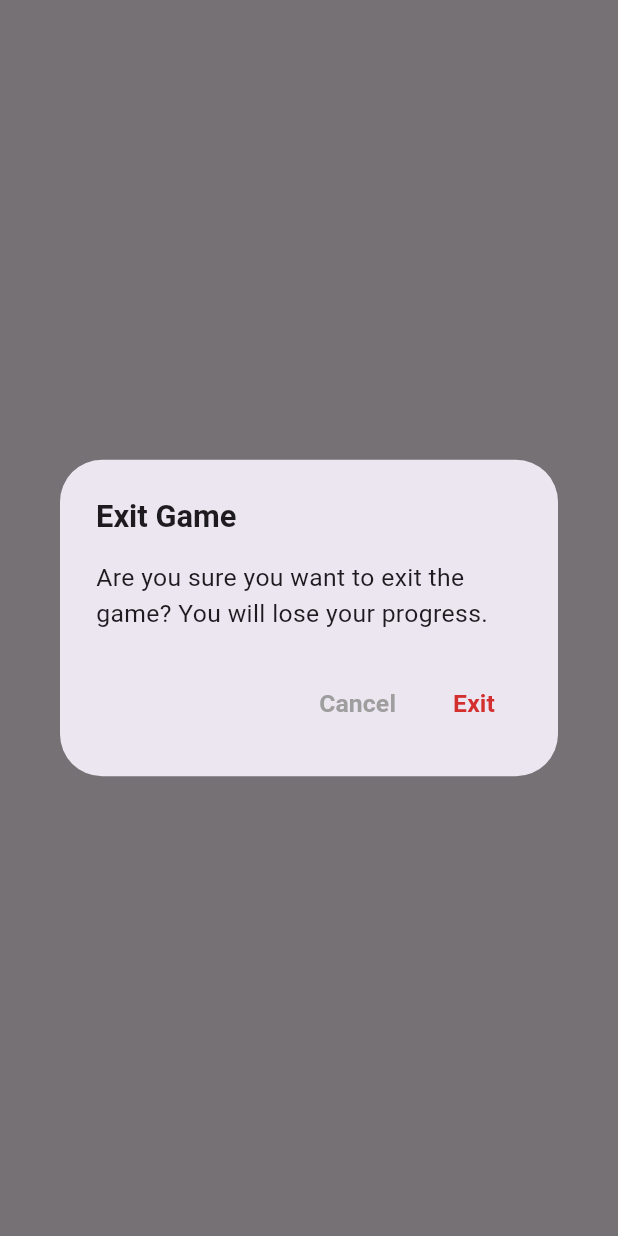
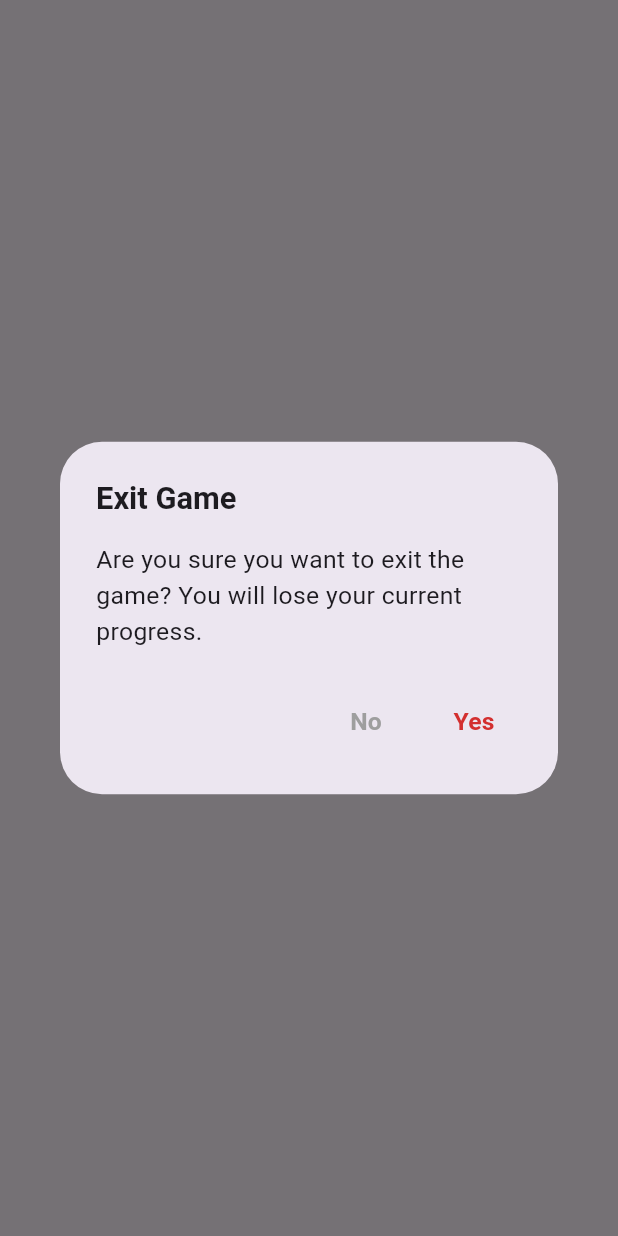
Before and after one commit to recepsenoglu/minesweeper, a Flutter app: what exitGame() shows on an empty page, opened directly with empty values, on a phone screen of 412 x 824 dp. Run offline on Flutter 3.47's test engine with Material 3 defaults, Android fonts, the phone set to English and light mode, and no system bars; our stand-ins replace easy_localization, google_fonts, in_app_review, just_audio, share_plus, shared_preferences; accounts and stored records are empty.

Commit message:
popups fxed

```diff
--- a/assets/translations/en-US.json
+++ b/assets/translations/en-US.json
@@ -22,6 +22,13 @@
     "winRate": "Win Rate",
     "bestTime": "Best Time",
     "averageTime": "Average Time",
+    "statisticsError": "There has been an error getting statistics. Please try again later.",
 
-    "statisticsError": "There has been an error getting statistics. Please try again later."
+    "exitGame": "Exit Game",
+    "exitGameMessage": "Are you sure you want to exit the game? You will lose your current progress.",
+    "yes": "Yes",
+    "no": "No",
+    "skip": "Skip",
+    "playAgain": "Play Again",
+    "tryAgain": "Try Again"
 }
--- a/lib/view/game_view/game_view.dart
+++ b/lib/view/game_view/game_view.dart
@@ -46,7 +46,6 @@ class _GameViewState extends State<GameView> with WidgetsBindingObserver {
         return PopScope(
           canPop: !gameController.gameHasStarted,
           onPopInvoked: (popped) {
-            debugPrint('GameView: PopScope: onPopInvoked: popped: $popped');
             gameController.exitGame(context);
           },
           child: Scaffold(
--- a/lib/view/game_view/top_bar.dart
+++ b/lib/view/game_view/top_bar.dart
@@ -1,3 +1,4 @@
+import 'package:easy_localization/easy_localization.dart';
 import 'package:flutter/material.dart';
 import 'package:provider/provider.dart';
 
@@ -137,7 +138,7 @@ class DifficultySettings extends StatelessWidget {
               value: value,
               child: FittedBox(
                 child: Text(
-                  value.name.capitalizeFirst(),
+                  value.name.tr().capitalizeFirst(),
                   style: TextStyle(
                     color: Colors.black,
                     fontWeight: FontWeight.bold,
--- a/lib/view/statistics_view/statistics_view.dart
+++ b/lib/view/statistics_view/statistics_view.dart
@@ -4,7 +4,6 @@ import 'package:flutter/material.dart';
 import '../../utils/game_colors.dart';
 import '../../utils/game_consts.dart';
 import '../../utils/game_sizes.dart';
-import '../../utils/game_strings.dart';
 import 'stats_table.dart';
 
 class StatisticsView extends StatelessWidget {
--- a/lib/widgets/game_popup_screen.dart
+++ b/lib/widgets/game_popup_screen.dart
@@ -1,3 +1,4 @@
+import 'package:easy_localization/easy_localization.dart';
 import 'package:flutter/material.dart';
 import 'package:minesweeper/utils/exports.dart';
 
@@ -35,8 +36,9 @@ class GamePopupScreen {
             Container(
               height: GameSizes.getWidth(0.8),
               decoration: BoxDecoration(
-                  color: GameColors.popupBackground,
-                  borderRadius: GameSizes.getRadius(16)),
+                color: GameColors.popupBackground,
+                borderRadius: GameSizes.getRadius(16),
+              ),
               child: Stack(
                 children: [
                   Positioned(
@@ -93,7 +95,7 @@ class GamePopupScreen {
               ),
             ),
             SizedBox(height: GameSizes.getHeight(0.02)),
-            PlayAgainButton(controller: controller, userWon: win),
+            PlayAgainButton(controller: controller, win: win),
           ],
         ),
       ),
@@ -105,14 +107,14 @@ class GamePopupScreen {
       context: context,
       builder: (context) => AlertDialog(
         title: Text(
-          GameStrings.exitGame,
+          "exitGame".tr(),
           style: TextStyle(
             fontWeight: FontWeight.bold,
             fontSize: GameSizes.getWidth(0.05),
           ),
         ),
         content: Text(
-          GameStrings.exitGameDescription,
+          "exitGameMessage".tr(),
           style: TextStyle(
             fontSize: GameSizes.getWidth(0.04),
           ),
@@ -123,7 +125,7 @@ class GamePopupScreen {
               Navigator.pop(context);
             },
             child: Text(
-              GameStrings.cancel,
+              "no".tr(),
               style: TextStyle(
                 color: Colors.grey,
                 fontWeight: FontWeight.bold,
@@ -141,7 +143,7 @@ class GamePopupScreen {
                   (route) => false);
             },
             child: Text(
-              GameStrings.exit,
+              "yes".tr(),
               style: TextStyle(
                 color: Colors.red.shade700,
                 fontWeight: FontWeight.bold,
--- a/lib/widgets/skip_button.dart
+++ b/lib/widgets/skip_button.dart
@@ -1,3 +1,4 @@
+import 'package:easy_localization/easy_localization.dart';
 import 'package:flutter/material.dart';
 
 import '../controller/game_controller.dart';
@@ -18,9 +19,10 @@ class SkipButton extends StatelessWidget {
         onPressed: () {
           gameController.minesAnimation = false;
         },
-        text: GameStrings.skip,
+        text: "skip".tr(),
         icon: Icons.fast_forward_sharp,
         width: GameSizes.getWidth(0.4),
+        iconSize: GameSizes.getWidth(0.08),
       ),
     );
   }
--- a/pubspec.yaml
+++ b/pubspec.yaml
@@ -19,7 +19,7 @@ publish_to: 'none' # Remove this line if you wish to publish to pub.dev
 version: 1.0.1+2
 
 environment:
-  sdk: '>=2.19.2 <3.0.0'
+  sdk: '>=3.0.0'
 
 # Dependencies specify other packages that your package needs in order to work.
 # To automatically upgrade your package dependencies to the latest versions
```
Also changed, not shown: assets/translations/tr-TR.json (+8 -1 lines), lib/view/game_view/mine_field.dart (+16 -16 lines), lib/widgets/play_again_button.dart (+5 -3 lines).
